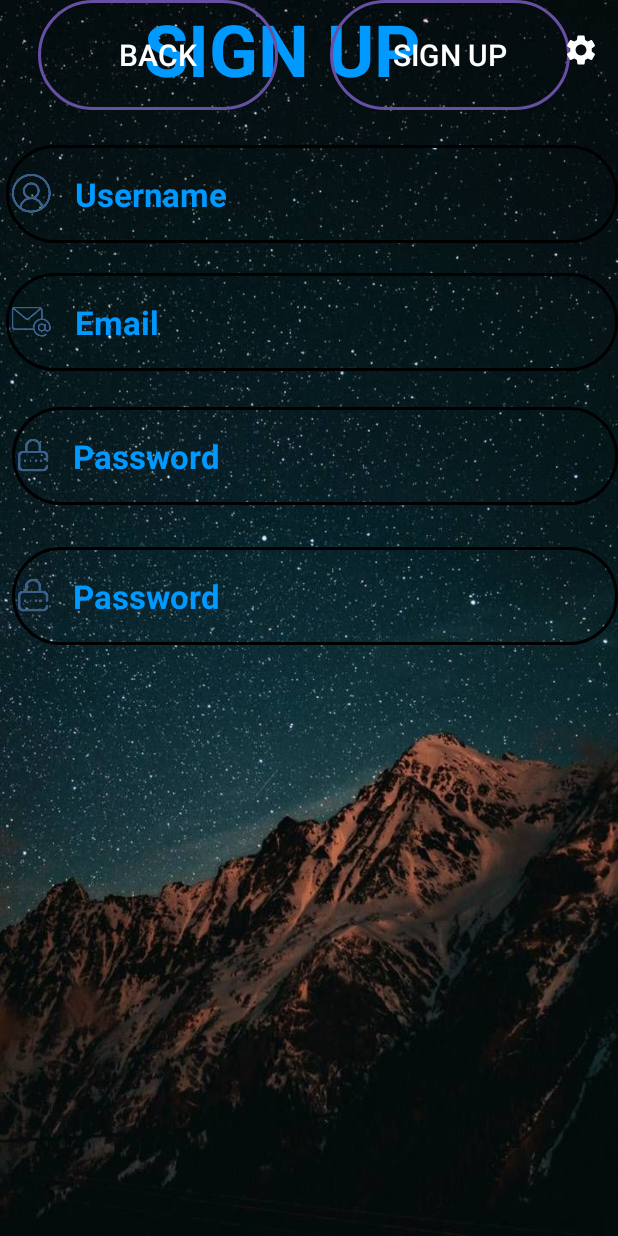
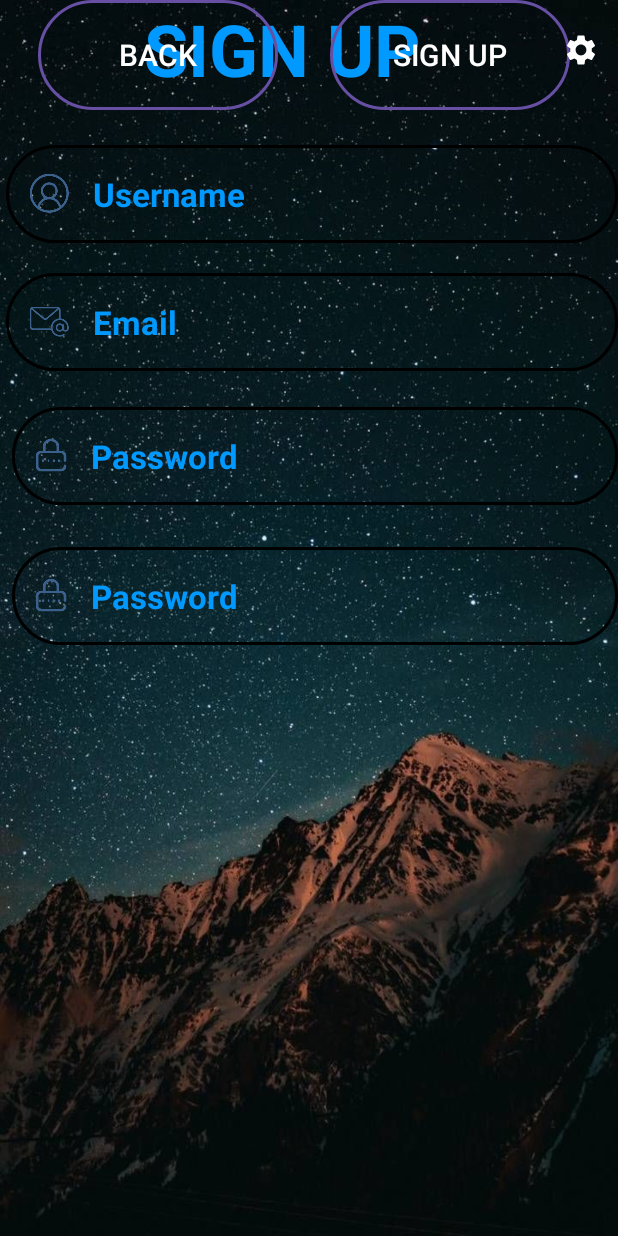
Before and after one commit to deannie2003/DoAn_CuoiKy, an Android app: the sign_up_activity screen opened directly, with no data from a screen before it, on a phone screen of 412 x 824 dp. Run offline under Robolectric (Android 15) with nearby library versions, the phone set to English and light mode, and no system bars.

Commit message:
update quyen

```diff
--- a/app/src/main/res/layout/activity_sign_in.xml
+++ b/app/src/main/res/layout/activity_sign_in.xml
@@ -39,6 +39,8 @@
             android:background="@drawable/edit_text_border"
             android:drawableStart="@drawable/name"
             android:drawablePadding="16dp"
+            android:paddingStart="16dp"
+
             android:ems="10"
             android:fadeScrollbars="false"
             android:hint="Username"
@@ -62,6 +64,8 @@
             android:background="@drawable/edit_text_border"
             android:drawableStart="@drawable/email"
             android:drawablePadding="16dp"
+            android:paddingStart="16dp"
+
             android:ems="10"
             android:fadeScrollbars="false"
             android:hint="Email"
@@ -83,6 +87,8 @@
             android:background="@drawable/edit_text_border"
             android:drawableStart="@drawable/password"
             android:drawablePadding="16dp"
+            android:paddingStart="16dp"
+
             android:ems="10"
             android:hint="Password"
             android:inputType="text"
--- a/app/src/main/res/layout/sign_up_activity.xml
+++ b/app/src/main/res/layout/sign_up_activity.xml
@@ -37,6 +37,7 @@
             android:background="@drawable/edit_text_border"
             android:drawableStart="@drawable/name"
             android:drawablePadding="16dp"
+            android:paddingStart="16dp"
             android:ems="10"
             android:fadeScrollbars="false"
             android:hint="Username"
@@ -58,6 +59,7 @@
             android:background="@drawable/edit_text_border"
             android:drawableStart="@drawable/email"
             android:drawablePadding="16dp"
+            android:paddingStart="16dp"
             android:ems="10"
             android:fadeScrollbars="false"
             android:hint="Email"
@@ -79,6 +81,7 @@
             android:background="@drawable/edit_text_border"
             android:drawableStart="@drawable/password"
             android:drawablePadding="16dp"
+            android:paddingStart="16dp"
             android:ems="10"
             android:hint="Password"
             android:inputType="text"
@@ -98,6 +101,7 @@
             android:background="@drawable/edit_text_border"
             android:drawableStart="@drawable/password"
             android:drawablePadding="16dp"
+            android:paddingStart="16dp"
             android:ems="10"
             android:hint="Password"
             android:inputType="text"
```
